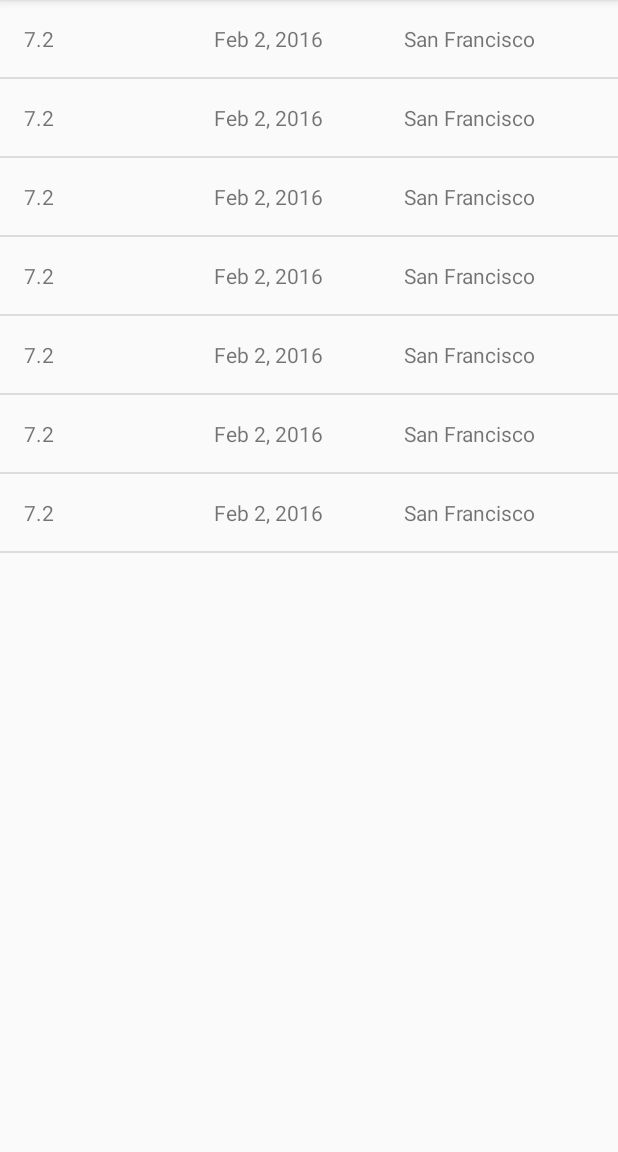
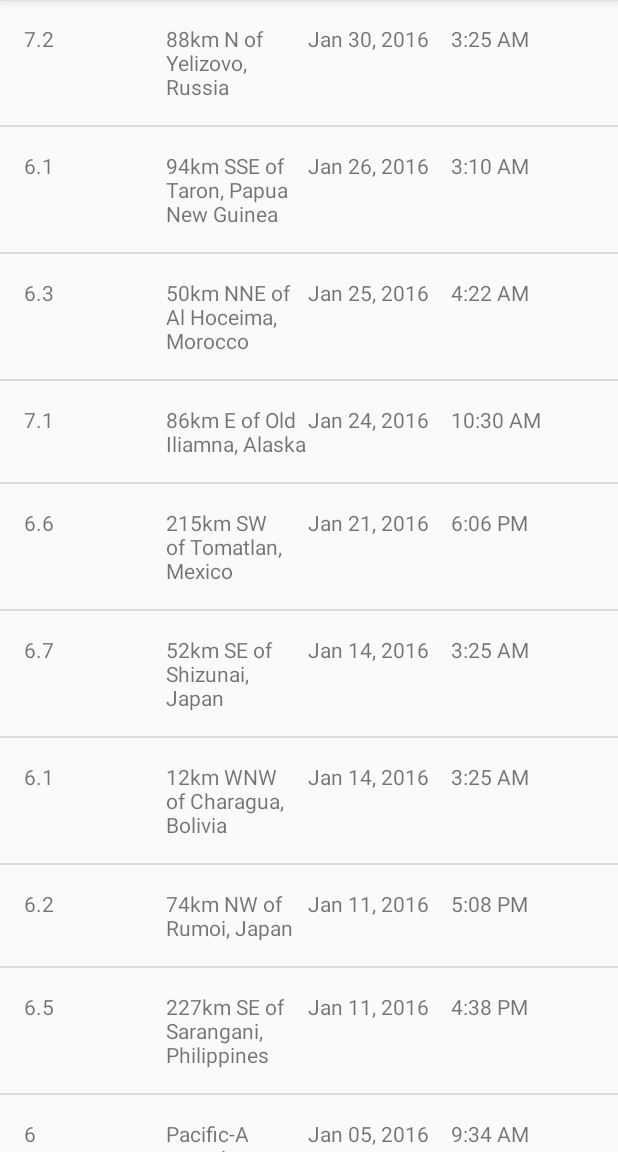
Before and after one commit to Wiktor-l4z/MyOwnTasks, an Android app: the screen it shows after launch (EarthquakeActivity), on a phone screen of 412 x 824 dp, the part 84-1236 px from its top. Run offline under Robolectric (Android 15) with nearby library versions, the phone set to English and light mode, and no system bars.

Commit message:
Parse JSON + display fixed time + date

```diff
--- a/Udacity/QuakeReport/app/src/main/java/com/example/android/quakereport/Earthquake.java
+++ b/Udacity/QuakeReport/app/src/main/java/com/example/android/quakereport/Earthquake.java
@@ -6,11 +6,17 @@
     private String mLocation;
     private String mDate;
 
+    private long mTimeInMilliseconds;
 
-    public Earthquake(String mMagnitude, String mDate, String mLocation) {
+    public Earthquake(String mMagnitude, long mTimeInMilliseconds, String mLocation, String dataToDisplay) {
         this.mMagnitude = mMagnitude;
-        this.mDate = mDate;
+        this.mTimeInMilliseconds = mTimeInMilliseconds;
         this.mLocation = mLocation;
+        this.mDate = dataToDisplay;
+    }
+
+    public long getmTimeInMilliseconds() {
+        return mTimeInMilliseconds;
     }
 
     public String getmDate() {
--- a/Udacity/QuakeReport/app/src/main/java/com/example/android/quakereport/EarthquakeActivity.java
+++ b/Udacity/QuakeReport/app/src/main/java/com/example/android/quakereport/EarthquakeActivity.java
@@ -32,14 +32,7 @@
         setContentView(R.layout.earthquake_activity);
 
         // Create a fake list of earthquake locations.
-        ArrayList<Earthquake> earthquakes = new ArrayList<>();
-        earthquakes.add(new Earthquake("7.2","San Francisco", "Feb 2, 2016"));
-        earthquakes.add(new Earthquake("7.2","San Francisco", "Feb 2, 2016"));
-        earthquakes.add(new Earthquake("7.2","San Francisco", "Feb 2, 2016"));
-        earthquakes.add(new Earthquake("7.2","San Francisco", "Feb 2, 2016"));
-        earthquakes.add(new Earthquake("7.2","San Francisco", "Feb 2, 2016"));
-        earthquakes.add(new Earthquake("7.2","San Francisco", "Feb 2, 2016"));
-        earthquakes.add(new Earthquake("7.2","San Francisco", "Feb 2, 2016"));
+        ArrayList<Earthquake> earthquakes = QueryUtils.extractEarthquakes();
 
 
         // Find a reference to the {@link ListView} in the layout
--- a/Udacity/QuakeReport/app/src/main/java/com/example/android/quakereport/EarthquakeAdapter.java
+++ b/Udacity/QuakeReport/app/src/main/java/com/example/android/quakereport/EarthquakeAdapter.java
@@ -9,6 +9,8 @@
 import android.widget.ArrayAdapter;
 import android.widget.TextView;
 
+import java.text.SimpleDateFormat;
+import java.util.Date;
 import java.util.List;
 
 public class EarthquakeAdapter extends ArrayAdapter<Earthquake> {
@@ -35,9 +37,36 @@
         TextView locationView = (TextView) listItemView.findViewById(R.id.location);
         locationView.setText(currentlyEarthquake.getmLocation());
 
+        Date dateObject = new Date(currentlyEarthquake.getmTimeInMilliseconds());
+
         TextView dateView = (TextView) listItemView.findViewById(R.id.date);
+
+        String formattedDate = formatDate(dateObject);
+        // Display the date of the current earthquake in that TextView
+        dateView.setText(formattedDate);
+
         dateView.setText(currentlyEarthquake.getmDate());
+
+        TextView timeView = (TextView) listItemView.findViewById(R.id.time);
+        // Format the time string (i.e. "4:30PM")
+        String formattedTime = formatTime(dateObject);
+        // Display the time of the current earthquake in that TextView
+        timeView.setText(formattedTime);
 
         return listItemView;
     }
+
+    private String formatDate(Date dateObject) {
+        SimpleDateFormat dateFormat = new SimpleDateFormat("LLL dd, yyyy");
+        return dateFormat.format(dateObject);
+    }
+
+    /**
+     * Return the formatted date string (i.e. "4:30 PM") from a Date object.
+     */
+    private String formatTime(Date dateObject) {
+        SimpleDateFormat timeFormat = new SimpleDateFormat("h:mm a");
+        return timeFormat.format(dateObject);
+    }
+
 }
--- /dev/null
+++ b/Udacity/QuakeReport/app/src/main/java/com/example/android/quakereport/QueryUtils.java
@@ -0,0 +1,83 @@
+package com.example.android.quakereport;
+
+import android.provider.ContactsContract;
+import android.util.Log;
+
+import org.json.JSONArray;
+import org.json.JSONException;
+import org.json.JSONObject;
+
+import java.text.SimpleDateFormat;
+import java.util.ArrayList;
+import java.util.Date;
+
+public class QueryUtils {
+
+
+    /**
+     * Sample JSON response for a USGS query
+     */
+    private static final String SAMPLE_JSON_RESPONSE = "{\"type\":\"FeatureCollection\",\"metadata\":{\"generated\":1462295443000,\"url\":\"http://earthquake.usgs.gov/fdsnws/event/1/query?format=geojson&starttime=2016-01-01&endtime=2016-01-31&minmag=6&limit=10\",\"title\":\"USGS Earthquakes\",\"status\":200,\"api\":\"1.5.2\",\"limit\":10,\"offset\":1,\"count\":10},\"features\":[{\"type\":\"Feature\",\"properties\":{\"mag\":7.2,\"place\":\"88km N of Yelizovo, Russia\",\"time\":1454124312220,\"updated\":1460674294040,\"tz\":720,\"url\":\"http://earthquake.usgs.gov/earthquakes/eventpage/us20004vvx\",\"detail\":\"http://earthquake.usgs.gov/fdsnws/event/1/query?eventid=us20004vvx&format=geojson\",\"felt\":2,\"cdi\":3.4,\"mmi\":5.82,\"alert\":\"green\",\"status\":\"reviewed\",\"tsunami\":1,\"sig\":798,\"net\":\"us\",\"code\":\"20004vvx\",\"ids\":\",at00o1qxho,pt16030050,us20004vvx,gcmt20160130032510,\",\"sources\":\",at,pt,us,gcmt,\",\"types\":\",cap,dyfi,finite-fault,general-link,general-text,geoserve,impact-link,impact-text,losspager,moment-tensor,nearby-cities,origin,phase-data,shakemap,tectonic-summary,\",\"nst\":null,\"dmin\":0.958,\"rms\":1.19,\"gap\":17,\"magType\":\"mww\",\"type\":\"earthquake\",\"title\":\"M 7.2 - 88km N of Yelizovo, Russia\"},\"geometry\":{\"type\":\"Point\",\"coordinates\":[158.5463,53.9776,177]},\"id\":\"us20004vvx\"},\n" +
+            "{\"type\":\"Feature\",\"properties\":{\"mag\":6.1,\"place\":\"94km SSE of Taron, Papua New Guinea\",\"time\":1453777820750,\"updated\":1460156775040,\"tz\":600,\"url\":\"http://earthquake.usgs.gov/earthquakes/eventpage/us20004uks\",\"detail\":\"http://earthquake.usgs.gov/fdsnws/event/1/query?eventid=us20004uks&format=geojson\",\"felt\":null,\"cdi\":null,\"mmi\":4.1,\"alert\":\"green\",\"status\":\"reviewed\",\"tsunami\":1,\"sig\":572,\"net\":\"us\",\"code\":\"20004uks\",\"ids\":\",us20004uks,gcmt20160126031023,\",\"sources\":\",us,gcmt,\",\"types\":\",cap,geoserve,losspager,moment-tensor,nearby-cities,origin,phase-data,shakemap,tectonic-summary,\",\"nst\":null,\"dmin\":1.537,\"rms\":0.74,\"gap\":25,\"magType\":\"mww\",\"type\":\"earthquake\",\"title\":\"M 6.1 - 94km SSE of Taron, Papua New Guinea\"},\"geometry\":{\"type\":\"Point\",\"coordinates\":[153.2454,-5.2952,26]},\"id\":\"us20004uks\"},\n" +
+            "{\"type\":\"Feature\",\"properties\":{\"mag\":6.3,\"place\":\"50km NNE of Al Hoceima, Morocco\",\"time\":1453695722730,\"updated\":1460156773040,\"tz\":0,\"url\":\"http://earthquake.usgs.gov/earthquakes/eventpage/us10004gy9\",\"detail\":\"http://earthquake.usgs.gov/fdsnws/event/1/query?eventid=us10004gy9&format=geojson\",\"felt\":117,\"cdi\":7.2,\"mmi\":5.28,\"alert\":\"green\",\"status\":\"reviewed\",\"tsunami\":0,\"sig\":695,\"net\":\"us\",\"code\":\"10004gy9\",\"ids\":\",us10004gy9,gcmt20160125042203,\",\"sources\":\",us,gcmt,\",\"types\":\",cap,dyfi,geoserve,impact-text,losspager,moment-tensor,nearby-cities,origin,phase-data,shakemap,tectonic-summary,\",\"nst\":null,\"dmin\":2.201,\"rms\":0.92,\"gap\":20,\"magType\":\"mww\",\"type\":\"earthquake\",\"title\":\"M 6.3 - 50km NNE of Al Hoceima, Morocco\"},\"geometry\":{\"type\":\"Point\",\"coordinates\":[-3.6818,35.6493,12]},\"id\":\"us10004gy9\"},\n" +
+            "{\"type\":\"Feature\",\"properties\":{\"mag\":7.1,\"place\":\"86km E of Old Iliamna, Alaska\",\"time\":1453631430230,\"updated\":1460156770040,\"tz\":-540,\"url\":\"http://earthquake.usgs.gov/earthquakes/eventpage/us10004gqp\",\"detail\":\"http://earthquake.usgs.gov/fdsnws/event/1/query?eventid=us10004gqp&format=geojson\",\"felt\":1816,\"cdi\":7.2,\"mmi\":6.6,\"alert\":\"green\",\"status\":\"reviewed\",\"tsunami\":1,\"sig\":1496,\"net\":\"us\",\"code\":\"10004gqp\",\"ids\":\",at00o1gd6r,us10004gqp,ak12496371,gcmt20160124103030,\",\"sources\":\",at,us,ak,gcmt,\",\"types\":\",cap,dyfi,finite-fault,general-link,general-text,geoserve,impact-link,impact-text,losspager,moment-tensor,nearby-cities,origin,phase-data,shakemap,tectonic-summary,trump-origin,\",\"nst\":null,\"dmin\":0.72,\"rms\":2.11,\"gap\":19,\"magType\":\"mww\",\"type\":\"earthquake\",\"title\":\"M 7.1 - 86km E of Old Iliamna, Alaska\"},\"geometry\":{\"type\":\"Point\",\"coordinates\":[-153.4051,59.6363,129]},\"id\":\"us10004gqp\"},\n" +
+            "{\"type\":\"Feature\",\"properties\":{\"mag\":6.6,\"place\":\"215km SW of Tomatlan, Mexico\",\"time\":1453399617650,\"updated\":1459963829040,\"tz\":-420,\"url\":\"http://earthquake.usgs.gov/earthquakes/eventpage/us10004g4l\",\"detail\":\"http://earthquake.usgs.gov/fdsnws/event/1/query?eventid=us10004g4l&format=geojson\",\"felt\":11,\"cdi\":2.7,\"mmi\":3.92,\"alert\":\"green\",\"status\":\"reviewed\",\"tsunami\":1,\"sig\":673,\"net\":\"us\",\"code\":\"10004g4l\",\"ids\":\",at00o1bebo,pt16021050,us10004g4l,gcmt20160121180659,\",\"sources\":\",at,pt,us,gcmt,\",\"types\":\",cap,dyfi,geoserve,impact-link,impact-text,losspager,moment-tensor,nearby-cities,origin,phase-data,shakemap,tectonic-summary,\",\"nst\":null,\"dmin\":2.413,\"rms\":0.98,\"gap\":74,\"magType\":\"mww\",\"type\":\"earthquake\",\"title\":\"M 6.6 - 215km SW of Tomatlan, Mexico\"},\"geometry\":{\"type\":\"Point\",\"coordinates\":[-106.9337,18.8239,10]},\"id\":\"us10004g4l\"},\n" +
+            "{\"type\":\"Feature\",\"properties\":{\"mag\":6.7,\"place\":\"52km SE of Shizunai, Japan\",\"time\":1452741933640,\"updated\":1459304879040,\"tz\":540,\"url\":\"http://earthquake.usgs.gov/earthquakes/eventpage/us10004ebx\",\"detail\":\"http://earthquake.usgs.gov/fdsnws/event/1/query?eventid=us10004ebx&format=geojson\",\"felt\":51,\"cdi\":5.8,\"mmi\":6.45,\"alert\":\"green\",\"status\":\"reviewed\",\"tsunami\":1,\"sig\":720,\"net\":\"us\",\"code\":\"10004ebx\",\"ids\":\",us10004ebx,pt16014050,at00o0xauk,gcmt20160114032534,\",\"sources\":\",us,pt,at,gcmt,\",\"types\":\",associate,cap,dyfi,geoserve,impact-link,impact-text,losspager,moment-tensor,nearby-cities,origin,phase-data,shakemap,\",\"nst\":null,\"dmin\":0.281,\"rms\":0.98,\"gap\":22,\"magType\":\"mww\",\"type\":\"earthquake\",\"title\":\"M 6.7 - 52km SE of Shizunai, Japan\"},\"geometry\":{\"type\":\"Point\",\"coordinates\":[142.781,41.9723,46]},\"id\":\"us10004ebx\"},\n" +
+            "{\"type\":\"Feature\",\"properties\":{\"mag\":6.1,\"place\":\"12km WNW of Charagua, Bolivia\",\"time\":1452741928270,\"updated\":1459304879040,\"tz\":-240,\"url\":\"http://earthquake.usgs.gov/earthquakes/eventpage/us10004ebw\",\"detail\":\"http://earthquake.usgs.gov/fdsnws/event/1/query?eventid=us10004ebw&format=geojson\",\"felt\":3,\"cdi\":2.2,\"mmi\":2.21,\"alert\":\"green\",\"status\":\"reviewed\",\"tsunami\":0,\"sig\":573,\"net\":\"us\",\"code\":\"10004ebw\",\"ids\":\",us10004ebw,gcmt20160114032528,\",\"sources\":\",us,gcmt,\",\"types\":\",cap,dyfi,geoserve,impact-text,losspager,moment-tensor,nearby-cities,origin,phase-data,shakemap,tectonic-summary,\",\"nst\":null,\"dmin\":5.492,\"rms\":1.04,\"gap\":16,\"magType\":\"mww\",\"type\":\"earthquake\",\"title\":\"M 6.1 - 12km WNW of Charagua, Bolivia\"},\"geometry\":{\"type\":\"Point\",\"coordinates\":[-63.3288,-19.7597,582.56]},\"id\":\"us10004ebw\"},\n" +
+            "{\"type\":\"Feature\",\"properties\":{\"mag\":6.2,\"place\":\"74km NW of Rumoi, Japan\",\"time\":1452532083920,\"updated\":1459304875040,\"tz\":540,\"url\":\"http://earthquake.usgs.gov/earthquakes/eventpage/us10004djn\",\"detail\":\"http://earthquake.usgs.gov/fdsnws/event/1/query?eventid=us10004djn&format=geojson\",\"felt\":8,\"cdi\":3.4,\"mmi\":3.74,\"alert\":\"green\",\"status\":\"reviewed\",\"tsunami\":0,\"sig\":594,\"net\":\"us\",\"code\":\"10004djn\",\"ids\":\",us10004djn,gcmt20160111170803,\",\"sources\":\",us,gcmt,\",\"types\":\",cap,dyfi,geoserve,impact-text,losspager,moment-tensor,nearby-cities,origin,phase-data,shakemap,tectonic-summary,\",\"nst\":null,\"dmin\":1.139,\"rms\":0.96,\"gap\":33,\"magType\":\"mww\",\"type\":\"earthquake\",\"title\":\"M 6.2 - 74km NW of Rumoi, Japan\"},\"geometry\":{\"type\":\"Point\",\"coordinates\":[141.0867,44.4761,238.81]},\"id\":\"us10004djn\"},\n" +
+            "{\"type\":\"Feature\",\"properties\":{\"mag\":6.5,\"place\":\"227km SE of Sarangani, Philippines\",\"time\":1452530285900,\"updated\":1459304874040,\"tz\":480,\"url\":\"http://earthquake.usgs.gov/earthquakes/eventpage/us10004dj5\",\"detail\":\"http://earthquake.usgs.gov/fdsnws/event/1/query?eventid=us10004dj5&format=geojson\",\"felt\":1,\"cdi\":2.7,\"mmi\":7.5,\"alert\":\"green\",\"status\":\"reviewed\",\"tsunami\":1,\"sig\":650,\"net\":\"us\",\"code\":\"10004dj5\",\"ids\":\",at00o0srjp,pt16011050,us10004dj5,gcmt20160111163807,\",\"sources\":\",at,pt,us,gcmt,\",\"types\":\",cap,dyfi,geoserve,impact-link,impact-text,losspager,moment-tensor,nearby-cities,origin,phase-data,shakemap,tectonic-summary,\",\"nst\":null,\"dmin\":3.144,\"rms\":0.72,\"gap\":22,\"magType\":\"mww\",\"type\":\"earthquake\",\"title\":\"M 6.5 - 227km SE of Sarangani, Philippines\"},\"geometry\":{\"type\":\"Point\",\"coordinates\":[126.8621,3.8965,13]},\"id\":\"us10004dj5\"},\n" +
+            "{\"type\":\"Feature\",\"properties\":{\"mag\":6,\"place\":\"Pacific-Antarctic Ridge\",\"time\":1451986454620,\"updated\":1459202978040,\"tz\":-540,\"url\":\"http://earthquake.usgs.gov/earthquakes/eventpage/us10004bgk\",\"detail\":\"http://earthquake.usgs.gov/fdsnws/event/1/query?eventid=us10004bgk&format=geojson\",\"felt\":0,\"cdi\":1,\"mmi\":0,\"alert\":\"green\",\"status\":\"reviewed\",\"tsunami\":0,\"sig\":554,\"net\":\"us\",\"code\":\"10004bgk\",\"ids\":\",us10004bgk,gcmt20160105093415,\",\"sources\":\",us,gcmt,\",\"types\":\",cap,dyfi,geoserve,losspager,moment-tensor,nearby-cities,origin,phase-data,shakemap,\",\"nst\":null,\"dmin\":30.75,\"rms\":0.67,\"gap\":71,\"magType\":\"mww\",\"type\":\"earthquake\",\"title\":\"M 6.0 - Pacific-Antarctic Ridge\"},\"geometry\":{\"type\":\"Point\",\"coordinates\":[-136.2603,-54.2906,10]},\"id\":\"us10004bgk\"}],\"bbox\":[-153.4051,-54.2906,10,158.5463,59.6363,582.56]}";
+
+    /**
+     * Create a private constructor because no one should ever create a {@link QueryUtils} object.
+     * This class is only meant to hold static variables and methods, which can be accessed
+     * directly from the class name QueryUtils (and an object instance of QueryUtils is not needed).
+     */
+    private QueryUtils() {
+    }
+
+    /**
+     * Return a list of {@link Earthquake} objects that has been built up from
+     * parsing a JSON response.
+     */
+    public static ArrayList<Earthquake> extractEarthquakes() {
+
+        // Create an empty ArrayList that we can start adding earthquakes to
+        ArrayList<Earthquake> earthquakes = new ArrayList<>();
+
+        try {
+            JSONObject baseJsonResponse = new JSONObject(SAMPLE_JSON_RESPONSE);
+
+            JSONArray earthquakeArray = baseJsonResponse.getJSONArray("features");
+
+            for (int i = 0; i < earthquakeArray.length(); i++) {
+
+                JSONObject currentEarthquake = earthquakeArray.getJSONObject(i);
+
+                JSONObject properties = currentEarthquake.getJSONObject("properties");
+
+                String magnitude = properties.getString("mag");
+
+                String location = properties.getString("place");
+
+                long time = properties.getLong("time");
+
+                Date dateObject = new Date(time);
+                SimpleDateFormat dataFormat = new SimpleDateFormat("MMM DD, yyyy");
+                String dataToDisplay = dataFormat.format(dateObject);
+
+                Earthquake earthquake = new Earthquake(magnitude, time, location, dataToDisplay);
+
+                earthquakes.add(earthquake);
+            }
+
+        } catch (JSONException e) {
+            // If an error is thrown when executing any of the above statements in the "try" block,
+            // catch the exception here, so the app doesn't crash. Print a log message
+            // with the message from the exception.
+            Log.e("QueryUtils", "Problem parsing the earthquake JSON results", e);
+        }
+        // Return the list of earthquakes
+        return earthquakes;
+    }
+}
--- a/Udacity/QuakeReport/app/src/main/res/layout/earthquake_list_activity.xml
+++ b/Udacity/QuakeReport/app/src/main/res/layout/earthquake_list_activity.xml
@@ -10,7 +10,7 @@
         android:id="@+id/magnitude"
         android:layout_width="0dp"
         android:layout_weight="1"
-        android:layout_height="match_parent"
+        android:layout_height="wrap_content"
         tools:text="8.9"
 
         ></TextView>
@@ -19,7 +19,7 @@
         android:id="@+id/location"
         android:layout_width="0dp"
         android:layout_weight="1"
-        android:layout_height="match_parent"
+        android:layout_height="wrap_content"
         tools:text="San Francisko, CA"
         ></TextView>
 
@@ -27,8 +27,15 @@
         android:id="@+id/date"
         android:layout_width="0dp"
         android:layout_weight="1"
-        android:layout_height="match_parent"
+        android:layout_height="wrap_content"
         tools:text="Mar 6,2010"
         ></TextView>
 
+    <TextView
+        android:id="@+id/time"
+        android:layout_width="0dp"
+        android:layout_height="wrap_content"
+        android:layout_weight="1"
+        tools:text="3:00 PM" />
+
 </LinearLayout>
```
